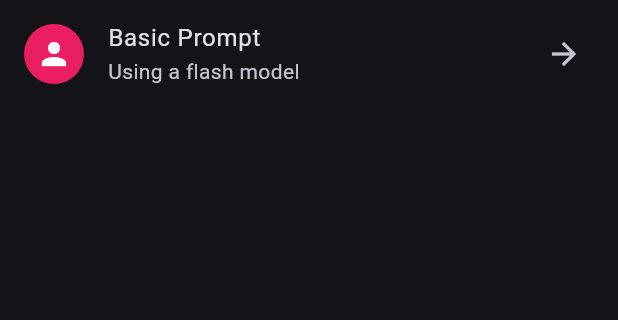
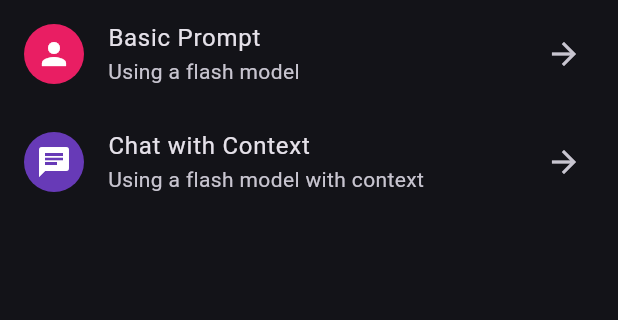
Before and after one commit to lauritaila/gemini_app, a Flutter app: the screen it shows after launch, on a phone screen of 412 x 824 dp, the part 84-404 px from its top. Run offline on Flutter 3.47's test engine with Material 3 defaults, Android fonts, the phone set to English and light mode, and no system bars; our stand-ins replace dio, flutter_chat_types, flutter_chat_ui, flutter_dotenv, flutter_riverpod, go_router and 2 more; generated files the repository leaves out were written again.

Commit message:
FEAT: add ChatWithContextScreen and update routing in appRouter

```diff
--- a/lib/config/router/app_router.dart
+++ b/lib/config/router/app_router.dart
@@ -1,5 +1,6 @@
 
 
+import 'package:gemini_app/presentation/screens/chat_context/chat_context_screen.dart';
 import 'package:gemini_app/presentation/screens/screens.dart';
 import 'package:go_router/go_router.dart';
 
@@ -14,5 +15,9 @@ final appRouter = GoRouter(
       path: '/basic-prompt',
       builder: (context, state) => const BasicPromptScreen(),
     ),
+    GoRoute(
+      path: '/chat-with-context',
+      builder: (context, state) => const ChatWithContextScreen(),
+    ),
   ],
 );
--- a/lib/presentation/screens/home/home_screen.dart
+++ b/lib/presentation/screens/home/home_screen.dart
@@ -23,6 +23,16 @@ class HomeScreen extends StatelessWidget {
             trailing: const Icon(Icons.arrow_forward),
             onTap: () => context.push('/basic-prompt'),
           ),
+          ListTile(
+            leading: CircleAvatar(
+              backgroundColor: Colors.deepPurple,
+              child: const Icon(Icons.chat, color: Colors.white),
+            ),
+            title: const Text('Chat with Context'),
+            subtitle: const Text('Using a flash model with context'),
+            trailing: const Icon(Icons.arrow_forward),
+            onTap: () => context.push('/chat-with-context'),
+          ),
         ],
       ),
     );
```
Also changed, not shown: lib/presentation/screens/chat_context/chat_context_screen.dart (added, +36 -0 lines).
